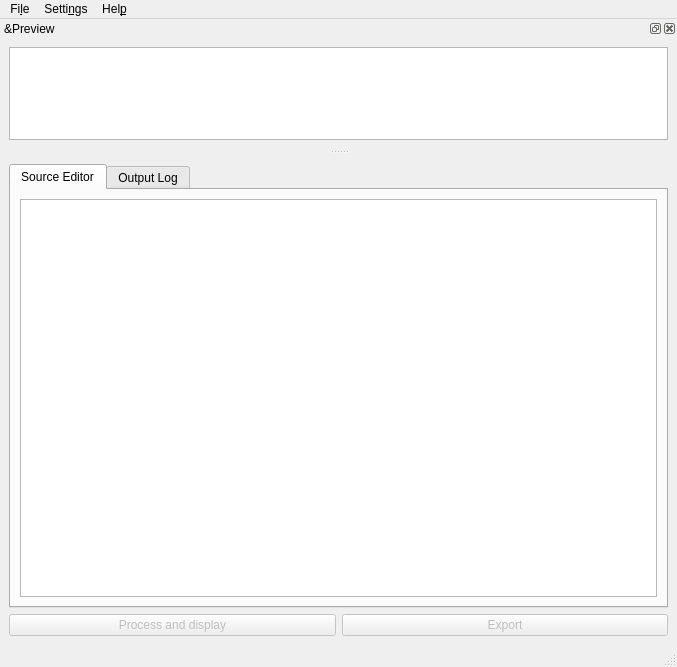
This is pycirkuit/ui/mainwindow.ui in orestesmas/pycirkuit as Qt 5 draws it before an edit. The edited form follows.
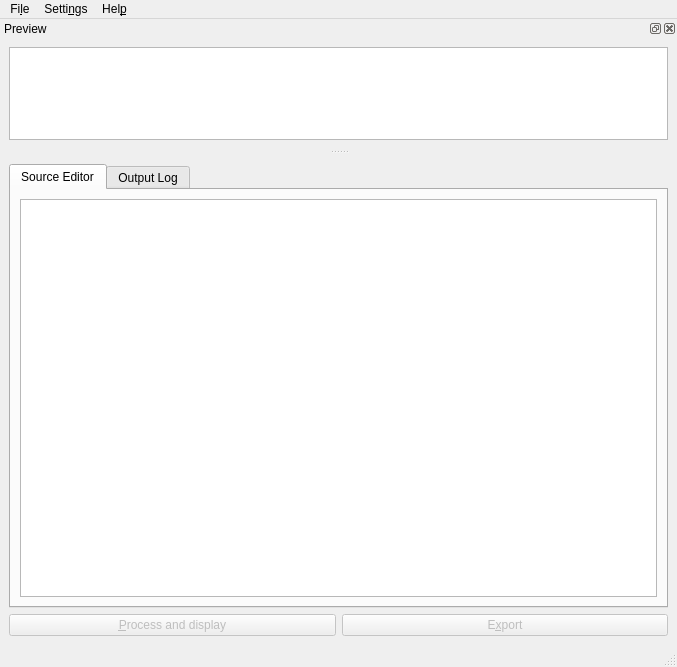
This is the edited form. Icons and pictures are not drawn. Custom widgets are drawn as their Qt base class.

Patch:
```diff
--- a/pycirkuit/ui/mainwindow.ui
+++ b/pycirkuit/ui/mainwindow.ui
@@ -99,7 +99,7 @@
          <bool>false</bool>
         </property>
         <property name="text">
-         <string comment="Button text">Process and display</string>
+         <string comment="Button text">&amp;Process and display</string>
         </property>
         <property name="icon">
          <iconset resource="../resources/resources.qrc">
@@ -113,7 +113,7 @@
          <bool>false</bool>
         </property>
         <property name="text">
-         <string comment="Button text">Export</string>
+         <string comment="Button text">E&amp;xport</string>
         </property>
         <property name="icon">
          <iconset resource="../resources/resources.qrc">
@@ -183,7 +183,7 @@
      <normaloff>:/icons/view-preview.png</normaloff>:/icons/view-preview.png</iconset>
    </property>
    <property name="windowTitle">
-    <string>&amp;Preview</string>
+    <string comment="A window title, NOT an action.">Preview</string>
    </property>
    <attribute name="dockWidgetArea">
     <number>4</number>
```
Left out of the diff: 8 changed lines with no effect on the pictures.
